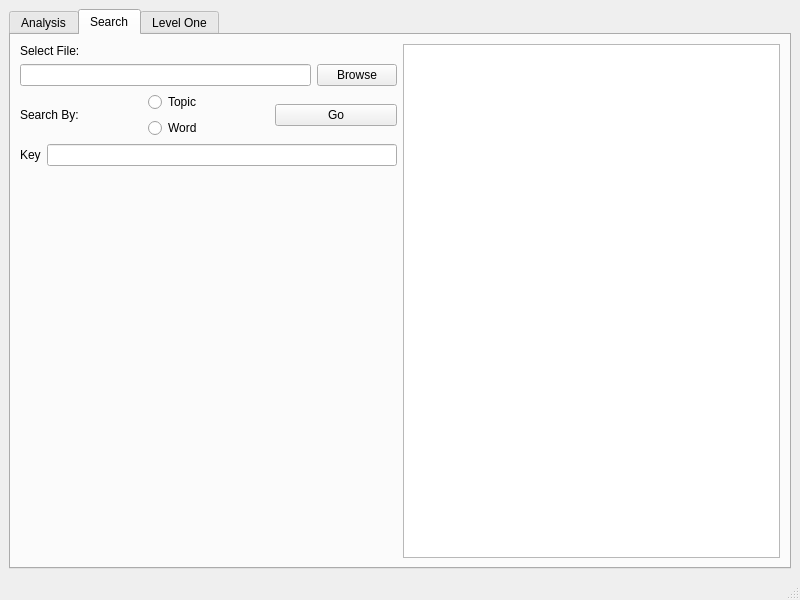
This is XML-EDITOR/leveltwo.ui in Ahmed-Tarek-Mahmoud/CSE331-DSA-Project as Qt 5 draws it before an edit. The edited form follows.
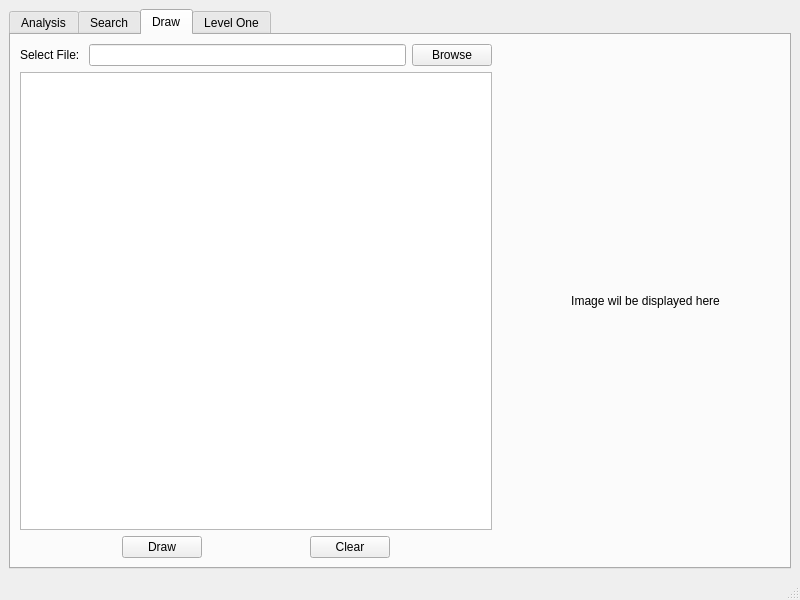
This is the edited form.

Commit message: Supported Draw Feature in both versions and added some styles in GUI version

What changed in the file:
```diff
--- a/XML-EDITOR/leveltwo.ui
+++ b/XML-EDITOR/leveltwo.ui
@@ -18,7 +18,7 @@
     <item row="0" column="0">
      <widget class="QTabWidget" name="tabWidget">
       <property name="currentIndex">
-       <number>1</number>
+       <number>2</number>
       </property>
       <widget class="QWidget" name="Analysis">
        <attribute name="title">
@@ -249,6 +249,109 @@
         </item>
        </layout>
       </widget>
+      <widget class="QWidget" name="tab_2">
+       <attribute name="title">
+        <string>Draw</string>
+       </attribute>
+       <layout class="QGridLayout" name="gridLayout_4">
+        <item row="0" column="0">
+         <layout class="QHBoxLayout" name="horizontalLayout_9">
+          <item>
+           <layout class="QVBoxLayout" name="verticalLayout_4">
+            <item>
+             <layout class="QHBoxLayout" name="horizontalLayout_3">
+              <item>
+               <widget class="QLabel" name="label_6">
+                <property name="text">
+                 <string>Select File: </string>
+                </property>
+               </widget>
+              </item>
+              <item>
+               <widget class="QLineEdit" name="filePathDraw"/>
+              </item>
+              <item>
+               <widget class="QPushButton" name="BrowseDrawBtn">
+                <property name="text">
+                 <string>Browse</string>
+                </property>
+               </widget>
+              </item>
+             </layout>
+            </item>
+            <item>
+             <widget class="QTextEdit" name="previewDraw"/>
+            </item>
+            <item>
+             <layout class="QHBoxLayout" name="horizontalLayout_7">
+              <item>
+               <spacer name="horizontalSpacer">
+                <property name="orientation">
+                 <enum>Qt::Orientation::Horizontal</enum>
+                </property>
+                <property name="sizeHint" stdset="0">
+                 <size>
+                  <width>40</width>
+                  <height>20</height>
+                 </size>
+                </property>
+               </spacer>
+              </item>
+              <item>
+               <widget class="QPushButton" name="drawBtn">
+                <property name="text">
+                 <string>Draw</string>
+                </property>
+               </widget>
+              </item>
+              <item>
+               <spacer name="horizontalSpacer_3">
+                <property name="orientation">
+                 <enum>Qt::Orientation::Horizontal</enum>
+                </property>
+                <property name="sizeHint" stdset="0">
+                 <size>
+                  <width>40</width>
+                  <height>20</height>
+                 </size>
+                </property>
+               </spacer>
+              </item>
+              <item>
+               <widget class="QPushButton" name="clearBtn">
+                <property name="text">
+                 <string>Clear</string>
+                </property>
+               </widget>
+              </item>
+              <item>
+               <spacer name="horizontalSpacer_2">
+                <property name="orientation">
+                 <enum>Qt::Orientation::Horizontal</enum>
+                </property>
+                <property name="sizeHint" stdset="0">
+                 <size>
+                  <width>40</width>
+                  <height>20</height>
+                 </size>
+                </property>
+               </spacer>
+              </item>
+             </layout>
+            </item>
+           </layout>
+          </item>
+          <item>
+           <widget class="QLabel" name="imageLabel">
+            <property name="text">
+             <string>                      Image wil be displayed here                  </string>
+            </property>
+           </widget>
+          </item>
+         </layout>
+        </item>
+       </layout>
+      </widget>
       <widget class="QWidget" name="tab">
        <attribute name="title">
         <string>Level One</string>
```
The commit also changes 14 other files.
